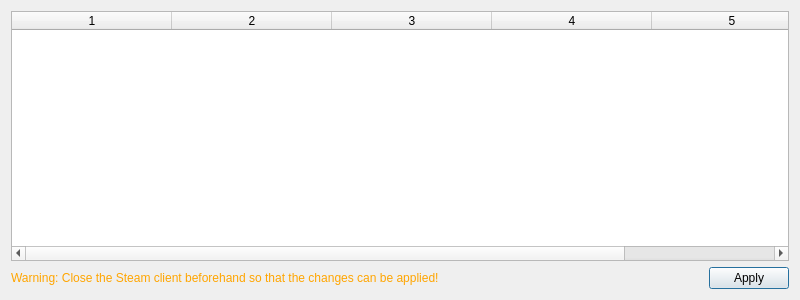
Before: the Qt Designer form pupgui2/resources/ui/pupgui2_gamelistdialog.ui in DavidoTek/ProtonUp-Qt, drawn with Qt 5.
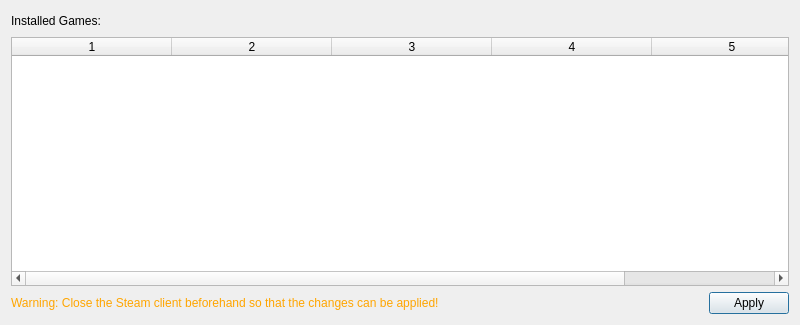
After: the same form once the commit is applied.

Commit message: Add total games and unused ctool count

Patch:
```diff
--- a/pupgui2/resources/ui/pupgui2_gamelistdialog.ui
+++ b/pupgui2/resources/ui/pupgui2_gamelistdialog.ui
@@ -10,13 +10,44 @@
     <x>0</x>
     <y>0</y>
     <width>800</width>
-    <height>300</height>
+    <height>325</height>
    </rect>
   </property>
   <property name="windowTitle">
    <string>Game List</string>
   </property>
   <layout class="QVBoxLayout" name="verticalLayout">
+   <item>
+    <layout class="QHBoxLayout" name="horizontalLayout_2">
+     <item>
+      <widget class="QLabel" name="lblGamesFound">
+       <property name="text">
+        <string>Installed Games:</string>
+       </property>
+      </widget>
+     </item>
+     <item>
+      <widget class="QLabel" name="txtGamesFound">
+       <property name="text">
+        <string/>
+       </property>
+      </widget>
+     </item>
+     <item>
+      <spacer name="horizontalSpacer_2">
+       <property name="orientation">
+        <enum>Qt::Horizontal</enum>
+       </property>
+       <property name="sizeHint" stdset="0">
+        <size>
+         <width>40</width>
+         <height>20</height>
+        </size>
+       </property>
+      </spacer>
+     </item>
+    </layout>
+   </item>
    <item>
     <widget class="QTableWidget" name="tableGames">
      <property name="editTriggers">
```
The commit also changes 3 other files.
